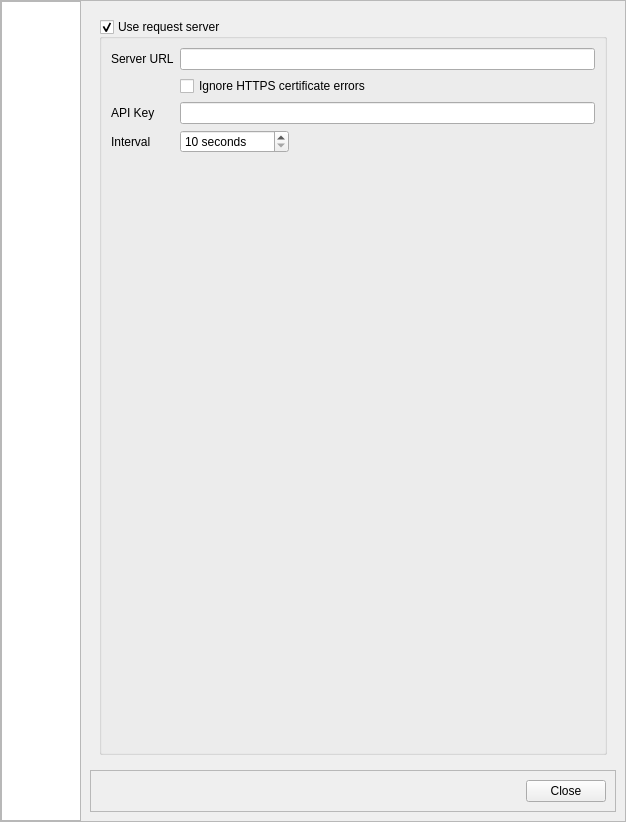
The window that OpenKJ/dlgsettings.ui (OpenKJ/OpenKJ) describes before a commit, drawn with Qt 5.
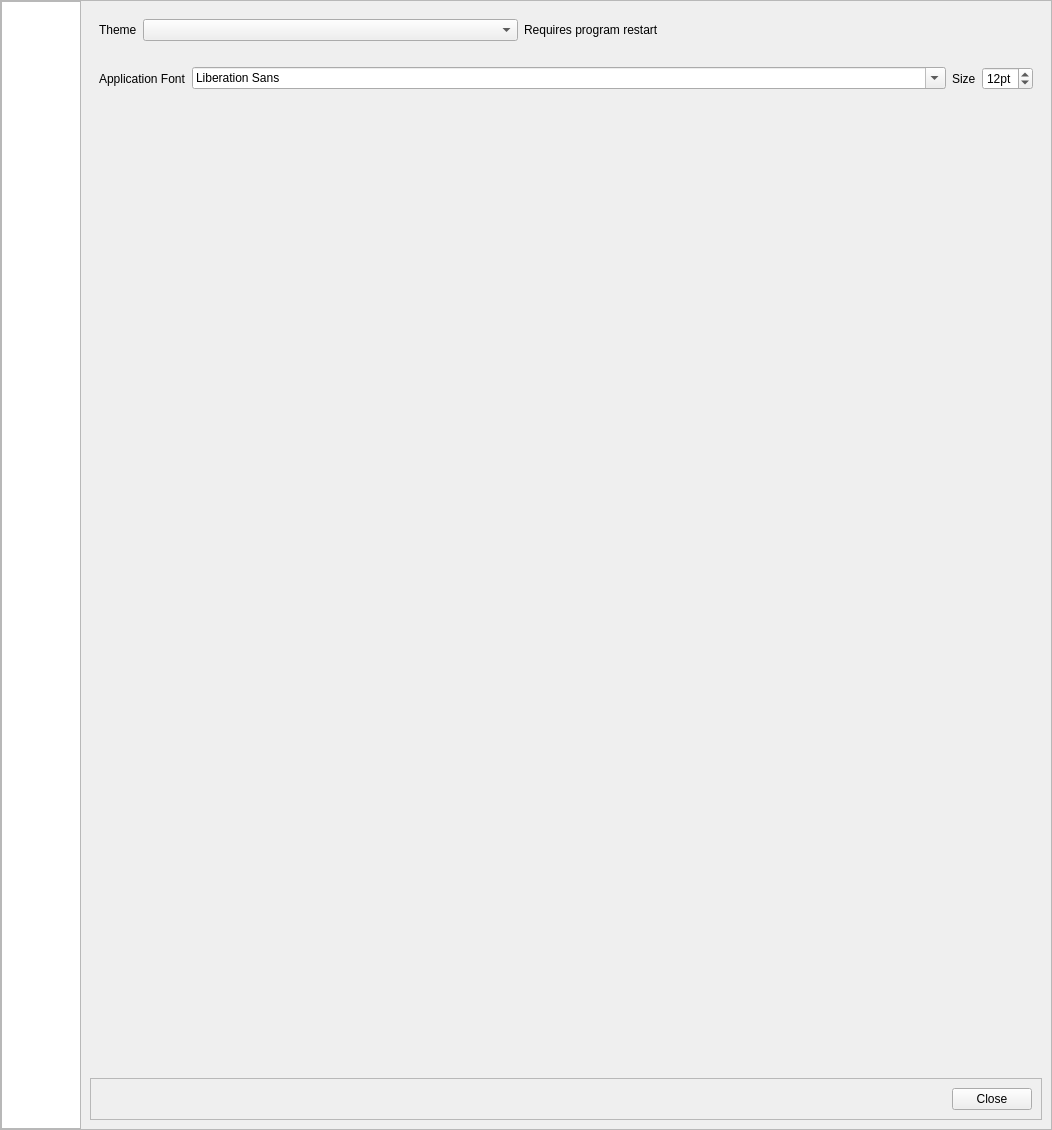
The same window after the commit. The open tabs and pages were chosen to show the change. Icons and pictures are not drawn.

Diff of the .ui file:
```diff
--- a/OpenKJ/dlgsettings.ui
+++ b/OpenKJ/dlgsettings.ui
@@ -9,8 +9,8 @@
    <rect>
     <x>0</x>
     <y>0</y>
-    <width>626</width>
-    <height>822</height>
+    <width>1052</width>
+    <height>1130</height>
    </rect>
   </property>
   <property name="windowTitle">
@@ -130,7 +130,7 @@
            </size>
           </property>
           <property name="sizeAdjustPolicy">
-           <enum>QAbstractScrollArea::AdjustToContents</enum>
+           <enum>QAbstractScrollArea::AdjustToContentsOnFirstShow</enum>
           </property>
           <property name="editTriggers">
            <set>QAbstractItemView::NoEditTriggers</set>
@@ -997,6 +997,49 @@
                    </item>
                   </layout>
                  </item>
+                 <item row="4" column="1">
+                  <spacer name="verticalSpacer_6">
+                   <property name="orientation">
+                    <enum>Qt::Vertical</enum>
+                   </property>
+                   <property name="sizeHint" stdset="0">
+                    <size>
+                     <width>20</width>
+                     <height>40</height>
+                    </size>
+                   </property>
+                  </spacer>
+                 </item>
+                 <item row="5" column="1">
+                  <layout class="QHBoxLayout" name="horizontalLayout_20">
+                   <property name="leftMargin">
+                    <number>0</number>
+                   </property>
+                   <property name="topMargin">
+                    <number>0</number>
+                   </property>
+                   <item>
+                    <spacer name="horizontalSpacer_13">
+                     <property name="orientation">
+                      <enum>Qt::Horizontal</enum>
+                     </property>
+                     <property name="sizeHint" stdset="0">
+                      <size>
+                       <width>40</width>
+                       <height>20</height>
+                      </size>
+                     </property>
+                    </spacer>
+                   </item>
+                   <item>
+                    <widget class="QPushButton" name="btnTestReqServer">
+                     <property name="text">
+                      <string>Test</string>
+                     </property>
+                    </widget>
+                   </item>
+                  </layout>
+                 </item>
                 </layout>
                </item>
                <item>
@@ -1329,6 +1372,114 @@
             </item>
            </layout>
           </widget>
+          <widget class="QWidget" name="page">
+           <layout class="QVBoxLayout" name="verticalLayout_19">
+            <item>
+             <layout class="QHBoxLayout" name="horizontalLayout_17">
+              <item>
+               <widget class="QLabel" name="label_23">
+                <property name="text">
+                 <string>Theme</string>
+                </property>
+               </widget>
+              </item>
+              <item>
+               <widget class="QComboBox" name="cbxTheme">
+                <property name="sizePolicy">
+                 <sizepolicy hsizetype="Expanding" vsizetype="Fixed">
+                  <horstretch>0</horstretch>
+                  <verstretch>0</verstretch>
+                 </sizepolicy>
+                </property>
+               </widget>
+              </item>
+              <item>
+               <widget class="QLabel" name="label_24">
+                <property name="text">
+                 <string>Requires program restart</string>
+                </property>
+               </widget>
+              </item>
+              <item>
+               <spacer name="horizontalSpacer_12">
+                <property name="orientation">
+                 <enum>Qt::Horizontal</enum>
+                </property>
+                <property name="sizeHint" stdset="0">
+                 <size>
+                  <width>40</width>
+                  <height>20</height>
+                 </size>
+                </property>
+               </spacer>
+              </item>
+             </layout>
+            </item>
+            <item>
+             <layout class="QHBoxLayout" name="horizontalLayout_19">
+              <property name="topMargin">
+               <number>20</number>
+              </property>
+              <item>
+               <widget class="QLabel" name="label_26">
+                <property name="text">
+                 <string>Application Font</string>
+                </property>
+               </widget>
+              </item>
+              <item>
+               <widget class="QFontComboBox" name="fontComboBox">
+                <property name="sizePolicy">
+                 <sizepolicy hsizetype="Expanding" vsizetype="Fixed">
+                  <horstretch>0</horstretch>
+                  <verstretch>0</verstretch>
+                 </sizepolicy>
+                </property>
+               </widget>
+              </item>
+              <item>
+               <widget class="QLabel" name="label_27">
+                <property name="text">
+                 <string>Size</string>
+                </property>
+               </widget>
+              </item>
+              <item>
+               <widget class="QSpinBox" name="spinBoxAppFontSize">
+                <property name="suffix">
+                 <string>pt</string>
+                </property>
+                <property name="prefix">
+                 <string/>
+                </property>
+                <property name="minimum">
+                 <number>8</number>
+                </property>
+                <property name="maximum">
+                 <number>40</number>
+                </property>
+                <property name="value">
+                 <number>12</number>
+                </property>
+               </widget>
+              </item>
+             </layout>
+            </item>
+            <item>
+             <spacer name="verticalSpacer_5">
+              <property name="orientation">
+               <enum>Qt::Vertical</enum>
+              </property>
+              <property name="sizeHint" stdset="0">
+               <size>
+                <width>20</width>
+                <height>40</height>
+               </size>
+              </property>
+             </spacer>
+            </item>
+           </layout>
+          </widget>
          </widget>
         </item>
         <item>
```
Left out of the diff: 55 changed lines with no effect on the pictures.
